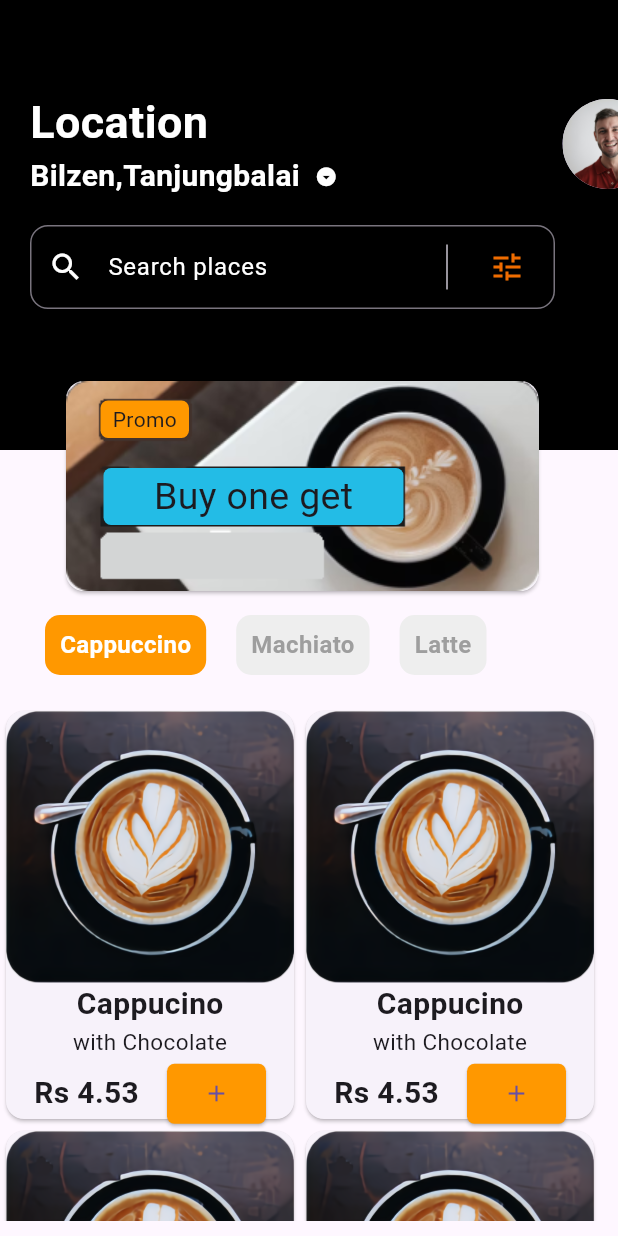
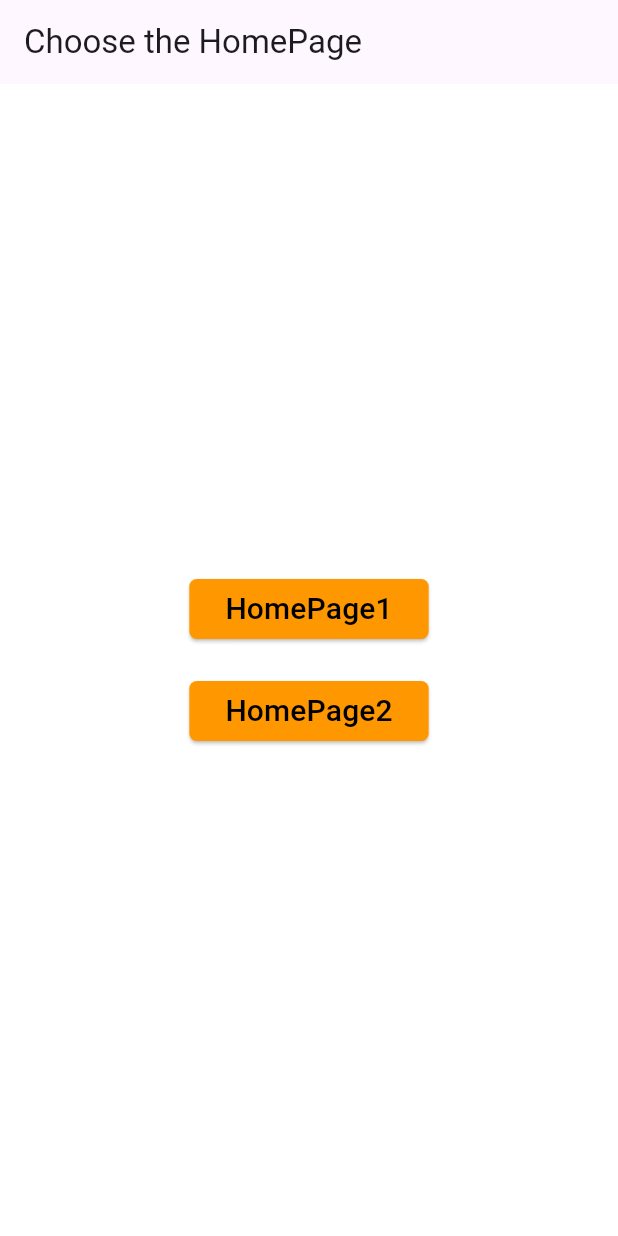
Before and after one commit to kowshik19/younderbots-kowshik, a Flutter app: the screen it shows after launch, on a phone screen of 412 x 824 dp. Run offline on Flutter 3.47's test engine with Material 3 defaults, Android fonts, the phone set to English and light mode, and no system bars.

Commit message:
page setup

```diff
--- a/younder/lib/HomePages/home_page2.dart
+++ b/younder/lib/HomePages/home_page2.dart
@@ -141,7 +141,7 @@ class _HomePage2State extends State<HomePage2> {
               ),
               child: Center(
                 child: Text(
-                  "Buy one get",
+                  "Buy one get one Free",
                   style: TextStyle(fontSize: 25),
                 ),
               ),
--- /dev/null
+++ b/younder/lib/HomePages/page_control.dart
@@ -0,0 +1,79 @@
+import 'package:flutter/material.dart';
+import 'package:younder/HomePages/home_page1.dart';
+import 'package:younder/HomePages/home_page2.dart';
+
+class PageControl extends StatelessWidget {
+  const PageControl({super.key});
+
+  @override
+  Widget build(BuildContext context) {
+    return Scaffold(
+      backgroundColor: const Color.fromARGB(255, 255, 255, 255),
+      appBar: AppBar(
+        title: Text("Choose the HomePage"),
+      ),
+      body: SizedBox(
+        width: double.infinity,
+        child: Column(
+          crossAxisAlignment: CrossAxisAlignment.center,
+          mainAxisAlignment: MainAxisAlignment.center,
+          children: [
+            ElevatedButton(
+              onPressed: () {
+                Navigator.push(
+                  context,
+                  MaterialPageRoute(
+                    builder: (context) => HomePage1(),
+                  ),
+                );
+              },
+              style: ButtonStyle(
+                shape: WidgetStatePropertyAll(
+                  RoundedRectangleBorder(
+                    borderRadius: BorderRadius.circular(5),
+                  ),
+                ),
+                backgroundColor: WidgetStatePropertyAll(Colors.orange),
+              ),
+              child: Text(
+                "HomePage1",
+                style: TextStyle(
+                  fontSize: 20,
+                  color: Colors.black,
+                ),
+              ),
+            ),
+            SizedBox(
+              height: 20,
+            ),
+            ElevatedButton(
+              onPressed: () {
+                Navigator.push(
+                  context,
+                  MaterialPageRoute(
+                    builder: (context) => HomePage2(),
+                  ),
+                );
+              },
+              style: ButtonStyle(
+                shape: WidgetStatePropertyAll(
+                  RoundedRectangleBorder(
+                    borderRadius: BorderRadius.circular(5),
+                  ),
+                ),
+                backgroundColor: WidgetStatePropertyAll(Colors.orange),
+              ),
+              child: Text(
+                "HomePage2",
+                style: TextStyle(
+                  fontSize: 20,
+                  color: Colors.black,
+                ),
+              ),
+            ),
+          ],
+        ),
+      ),
+    );
+  }
+}
--- a/younder/lib/main.dart
+++ b/younder/lib/main.dart
@@ -1,6 +1,5 @@
 import 'package:flutter/material.dart';
-import 'package:younder/HomePages/home_page1.dart';
-import 'package:younder/HomePages/home_page2.dart';
+import 'package:younder/HomePages/page_control.dart';
 
 void main(List<String> args) {
   runApp(MyApp());
@@ -11,9 +10,9 @@ class MyApp extends StatelessWidget {
 
   @override
   Widget build(BuildContext context) {
-    return const MaterialApp(
+    return MaterialApp(
       debugShowCheckedModeBanner: false,
-      home: HomePage2(),
+      home: PageControl(),
     );
   }
 }
```
